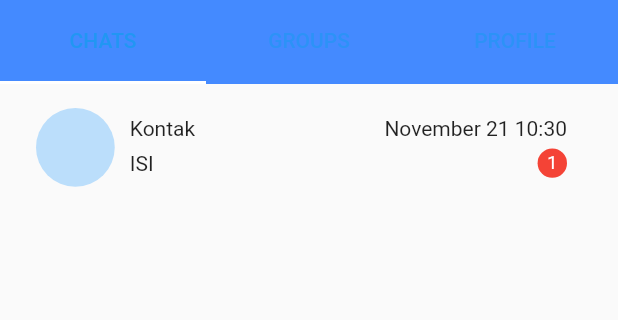
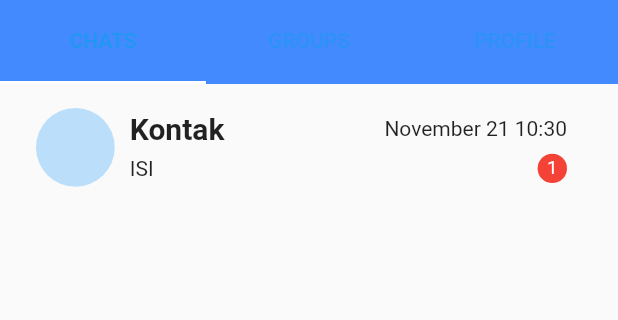
Before and after one commit to aslammaududy/satsiber-mobile, a Flutter app: the screen it shows after launch, on a phone screen of 412 x 824 dp, the part 84-404 px from its top. Run offline on Flutter 3.47's test engine with Material 2 defaults, Android fonts, the phone set to English and light mode, and no system bars; drawn by our look-alikes of contained_tab_bar_view, getwidget; our stand-ins replace get.

Commit message:
optimasi nama kontak

```diff
--- a/lib/app/modules/home/views/chat_list_view.dart
+++ b/lib/app/modules/home/views/chat_list_view.dart
@@ -15,7 +15,13 @@ class ChatListView extends GetView {
           title: Row(
             mainAxisAlignment: MainAxisAlignment.spaceBetween,
             children: [
-              const Text("Kontak"),
+              const Text(
+                "Kontak",
+                style: TextStyle(
+                  fontWeight: FontWeight.bold,
+                  fontSize: 20,
+                ),
+              ),
               Text(tanggal),
             ],
           ).paddingOnly(bottom: 5),
```
